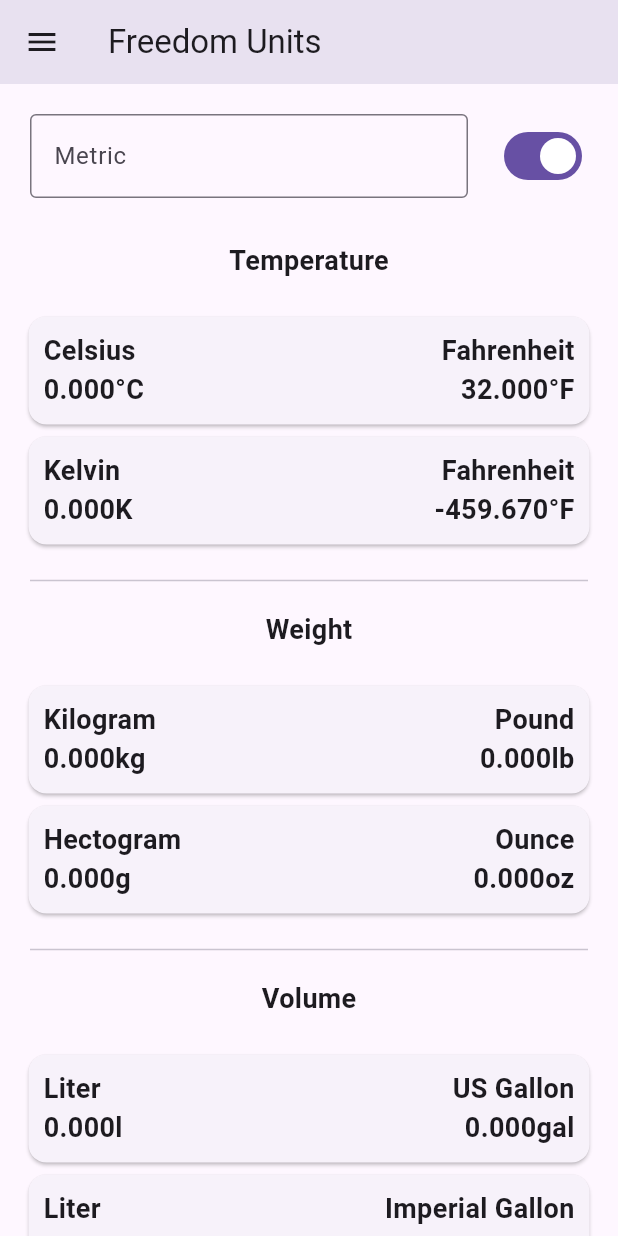
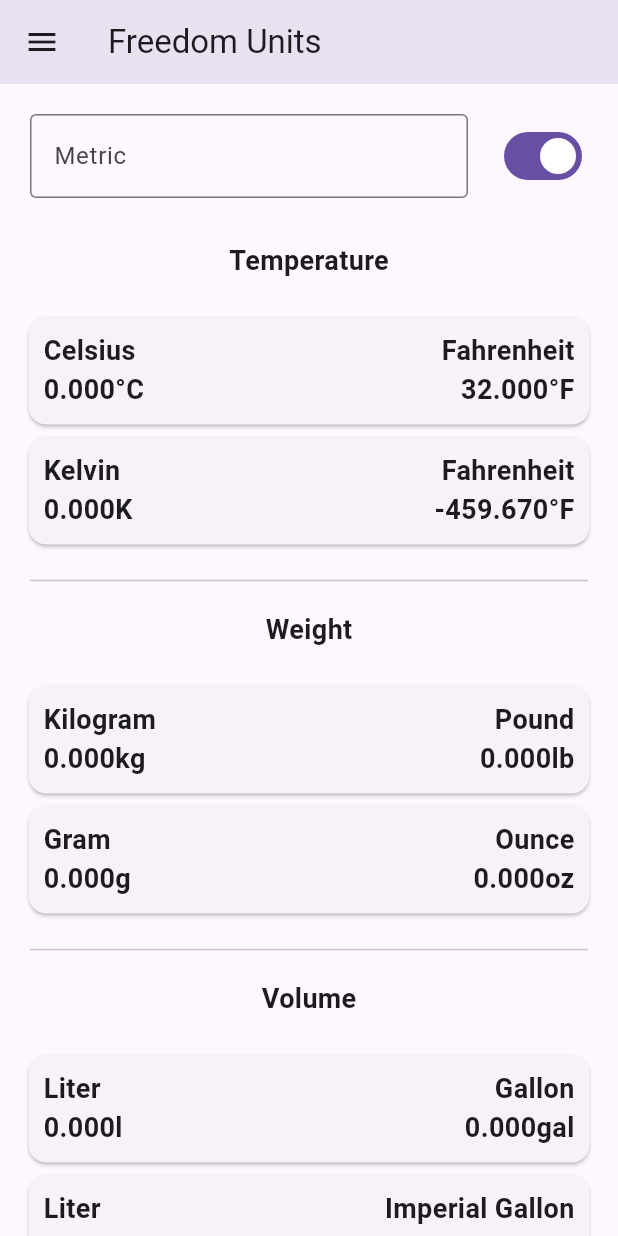
Before and after one commit to TheDarkBug/unitconverter, a Flutter app: the screen it shows after launch, scrolled down 397 dp, on a phone screen of 412 x 824 dp. Run offline on Flutter 3.47's test engine with Material 2 defaults, Android fonts, the light colour scheme and no system bars; missing offline and left inert: dart:ffi.

Commit message:
Internationalized quickconvert page

```diff
--- a/lib/quickconvert.dart
+++ b/lib/quickconvert.dart
@@ -1,4 +1,5 @@
 import 'package:flutter/material.dart';
+import 'locales.dart';
 import 'unit.dart';
 
 class QuickConvertPage extends StatefulWidget {
@@ -25,7 +26,9 @@ class _QuickConvertPageState extends State<QuickConvertPage> {
                   controller: controller,
                   keyboardType: TextInputType.number,
                   decoration: InputDecoration(
-                    labelText: isMetric ? 'Metric' : 'Imperial',
+                    labelText: isMetric
+                        ? currentLocale.quickConvert.metric
+                        : currentLocale.quickConvert.imperial,
                     hintText: 'e.g. 6.9',
                     suffixIcon: controller.text.isNotEmpty
                         ? IconButton(
@@ -64,62 +67,62 @@ class _QuickConvertPageState extends State<QuickConvertPage> {
             itemCount: 17,
             itemBuilder: (BuildContext context, int index) => Center(
                 child: <Widget>[
-              const Padding(
-                padding: EdgeInsets.only(bottom: 20.0),
+              Padding(
+                padding: const EdgeInsets.only(bottom: 20.0),
                 child: Text(
-                  'Length',
-                  style: TextStyle(
+                  currentLocale.quickConvert.length,
+                  style: const TextStyle(
                     fontWeight: FontWeight.bold,
                     fontSize: 18.0,
                   ),
                 ),
               ),
               UnitCard(
-                  rightText: 'Kilometer',
-                  leftText: 'Mile',
+                  rightText: currentLocale.quickConvert.kilometer,
+                  leftText: currentLocale.quickConvert.mile,
                   leftSymbol: 'km',
                   rightSymbol: 'mi',
                   leftValue: value,
                   rightValue: isMetric ? value / 1.60934 : value * 1.60934,
                   swapValues: isMetric),
               UnitCard(
-                  rightText: 'Meter',
-                  leftText: 'Yard',
+                  rightText: currentLocale.quickConvert.meter,
+                  leftText: currentLocale.quickConvert.yard,
                   leftSymbol: 'm',
                   rightSymbol: 'yd',
                   leftValue: value,
                   rightValue: isMetric ? value * 1.093613 : value / 1.093613,
                   swapValues: isMetric),
               UnitCard(
-                  rightText: 'Meter',
-                  leftText: 'Feet',
+                  rightText: currentLocale.quickConvert.meter,
+                  leftText: currentLocale.quickConvert.feet,
                   leftSymbol: 'm',
                   rightSymbol: 'ft',
                   leftValue: value,
                   rightValue: isMetric ? value * 3.28084 : value / 3.28084,
                   swapValues: isMetric),
               UnitCard(
-                  rightText: 'Centimeter',
-                  leftText: 'Inch',
+                  rightText: currentLocale.quickConvert.centimeter,
+                  leftText: currentLocale.quickConvert.inch,
                   leftSymbol: 'cm',
                   rightSymbol: 'in',
                   leftValue: value,
                   rightValue: isMetric ? value / 2.54 : value * 2.54,
                   swapValues: isMetric),
               const Divider(height: 40.0, indent: 20.0, endIndent: 20.0),
-              const Padding(
-                padding: EdgeInsets.only(bottom: 20.0),
+              Padding(
+                padding: const EdgeInsets.only(bottom: 20.0),
                 child: Text(
-                  'Temperature',
-                  style: TextStyle(
+                  currentLocale.quickConvert.temperature,
+                  style: const TextStyle(
                     fontWeight: FontWeight.bold,
                     fontSize: 18.0,
                   ),
                 ),
               ),
               UnitCard(
-                  rightText: 'Celsius',
-                  leftText: 'Fahrenheit',
+                  rightText: currentLocale.quickConvert.celsius,
+                  leftText: currentLocale.quickConvert.fahrenheit,
                   leftSymbol: '°C',
                   rightSymbol: '°F',
                   leftValue: value,
@@ -127,8 +130,8 @@ class _QuickConvertPageState extends State<QuickConvertPage> {
                       isMetric ? (value * 1.8) + 32 : (value - 32) / 1.8,
                   swapValues: isMetric),
               UnitCard(
-                  rightText: 'Kelvin',
-                  leftText: 'Fahrenheit',
+                  rightText: currentLocale.quickConvert.kelvin,
+                  leftText: currentLocale.quickConvert.fahrenheit,
                   leftSymbol: 'K',
                   rightSymbol: '°F',
                   leftValue: value,
@@ -137,19 +140,19 @@ class _QuickConvertPageState extends State<QuickConvertPage> {
                       : ((value - 32) / 1.8) + 273.15,
                   swapValues: isMetric),
               const Divider(height: 40.0, indent: 20.0, endIndent: 20.0),
-              const Padding(
-                padding: EdgeInsets.only(bottom: 20.0),
+              Padding(
+                padding: const EdgeInsets.only(bottom: 20.0),
                 child: Text(
-                  'Weight',
-                  style: TextStyle(
+                  currentLocale.quickConvert.weight,
+                  style: const TextStyle(
                     fontWeight: FontWeight.bold,
                     fontSize: 18.0,
                   ),
                 ),
               ),
               UnitCard(
-                  rightText: 'Kilogram',
-                  leftText: 'Pound',
+                  rightText: currentLocale.quickConvert.kilogram,
+                  leftText: currentLocale.quickConvert.pound,
                   leftSymbol: 'kg',
                   rightSymbol: 'lb',
                   leftValue: value,
@@ -157,35 +160,35 @@ class _QuickConvertPageState extends State<QuickConvertPage> {
                       isMetric ? value / 0.45359237 : value * 0.45359237,
                   swapValues: isMetric),
               UnitCard(
-                  rightText: 'Hectogram',
-                  leftText: 'Ounce',
+                  rightText: currentLocale.quickConvert.gram,
+                  leftText: currentLocale.quickConvert.ounce,
                   leftSymbol: 'g',
                   rightSymbol: 'oz',
                   leftValue: value,
                   rightValue: isMetric ? value / 2.834952 : value * 2.834952,
                   swapValues: isMetric),
               const Divider(height: 40.0, indent: 20.0, endIndent: 20.0),
-              const Padding(
-                padding: EdgeInsets.only(bottom: 20.0),
+              Padding(
+                padding: const EdgeInsets.only(bottom: 20.0),
                 child: Text(
-                  'Volume',
-                  style: TextStyle(
+                  currentLocale.quickConvert.volume,
+                  style: const TextStyle(
                     fontWeight: FontWeight.bold,
                     fontSize: 18.0,
                   ),
                 ),
               ),
               UnitCard(
-                  rightText: 'Liter',
-                  leftText: 'US Gallon',
+                  rightText: currentLocale.quickConvert.liter,
+                  leftText: currentLocale.quickConvert.gallon,
                   leftSymbol: 'l',
                   rightSymbol: 'gal',
                   leftValue: value,
                   rightValue: isMetric ? value / 3.78541 : value * 3.78541,
                   swapValues: isMetric),
               UnitCard(
-                  rightText: 'Liter',
-                  leftText: 'Imperial Gallon',
+                  rightText: currentLocale.quickConvert.liter,
+                  leftText: currentLocale.quickConvert.imperialGallon,
                   leftSymbol: 'l',
                   rightSymbol: 'gal',
                   leftValue: value,
```
Also changed, not shown: lib/locales.dart (+85 -0 lines).
